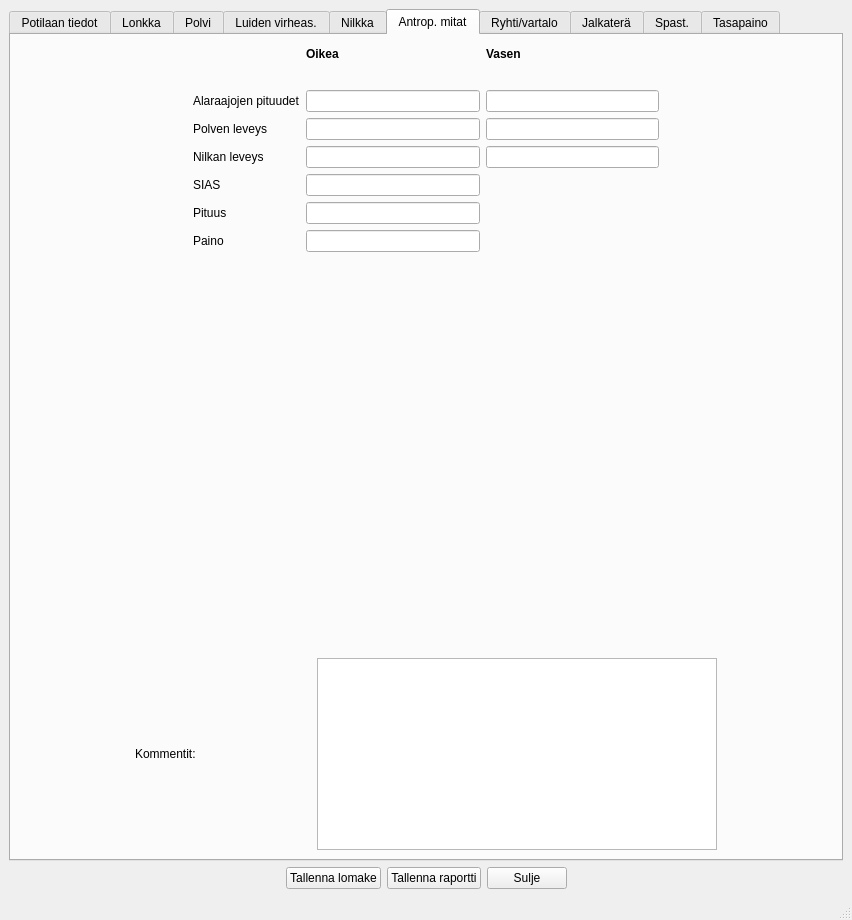
Above: tabbed_design.ui from jjnurminen/liikelaaj before the change. Below: the same form after it.
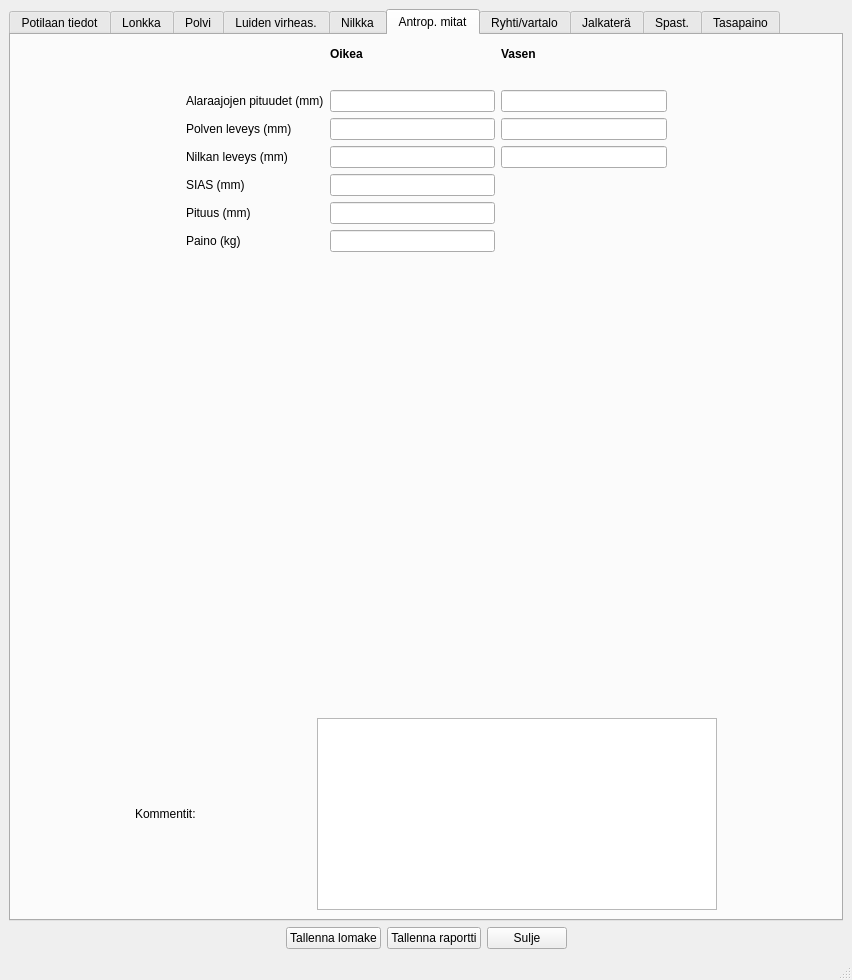
That is the form after the change. The open tabs and pages were chosen to show the change.

Commit message: remove input masks from QtLineEdits

Diff of the .ui file:
```diff
--- a/tabbed_design.ui
+++ b/tabbed_design.ui
@@ -7,7 +7,7 @@
     <x>0</x>
     <y>0</y>
     <width>852</width>
-    <height>920</height>
+    <height>980</height>
    </rect>
   </property>
   <property name="windowTitle">
@@ -6986,7 +6986,7 @@
           <item row="9" column="1">
            <widget class="QLabel" name="label_264">
             <property name="text">
-             <string>Paino</string>
+             <string>Paino (kg)</string>
             </property>
            </widget>
           </item>
@@ -7006,28 +7006,28 @@
           <item row="7" column="1">
            <widget class="QLabel" name="label_265">
             <property name="text">
-             <string>SIAS</string>
+             <string>SIAS (mm)</string>
             </property>
            </widget>
           </item>
           <item row="4" column="1">
            <widget class="QLabel" name="label_267">
             <property name="text">
-             <string>Polven leveys</string>
+             <string>Polven leveys (mm)</string>
             </property>
            </widget>
           </item>
           <item row="8" column="1">
            <widget class="QLabel" name="label_85">
             <property name="text">
-             <string>Pituus</string>
+             <string>Pituus (mm)</string>
             </property>
            </widget>
           </item>
           <item row="3" column="1">
            <widget class="QLabel" name="label_268">
             <property name="text">
-             <string>Alaraajojen pituudet</string>
+             <string>Alaraajojen pituudet (mm)</string>
             </property>
            </widget>
           </item>
@@ -7047,14 +7047,14 @@
           <item row="6" column="1">
            <widget class="QLabel" name="label_262">
             <property name="text">
-             <string>Nilkan leveys</string>
+             <string>Nilkan leveys (mm)</string>
             </property>
            </widget>
           </item>
           <item row="3" column="2">
            <widget class="QLineEdit" name="lnAntropAlaraajaOik">
             <property name="inputMask">
-             <string>9999; </string>
+             <string/>
             </property>
             <property name="text">
              <string/>
@@ -7064,56 +7064,56 @@
           <item row="3" column="3">
            <widget class="QLineEdit" name="lnAntropAlaraajaVas">
             <property name="inputMask">
-             <string>9999; </string>
+             <string/>
             </property>
            </widget>
           </item>
           <item row="4" column="2">
            <widget class="QLineEdit" name="lnAntropPolviOik">
             <property name="inputMask">
-             <string>9999; </string>
+             <string/>
             </property>
            </widget>
           </item>
           <item row="4" column="3">
            <widget class="QLineEdit" name="lnAntropPolviVas">
             <property name="inputMask">
-             <string>9999; </string>
+             <string/>
             </property>
            </widget>
           </item>
           <item row="6" column="2">
            <widget class="QLineEdit" name="lnAntropNilkkaOik">
             <property name="inputMask">
-             <string>9999; </string>
+             <string/>
             </property>
            </widget>
           </item>
           <item row="7" column="2">
            <widget class="QLineEdit" name="lnAntropSIAS">
             <property name="inputMask">
-             <string>9999; </string>
+             <string/>
             </property>
            </widget>
           </item>
           <item row="8" column="2">
            <widget class="QLineEdit" name="lnAntropPituus">
             <property name="inputMask">
-             <string>9999; </string>
+             <string/>
             </property>
            </widget>
           </item>
           <item row="9" column="2">
            <widget class="QLineEdit" name="lnAntropPaino">
             <property name="inputMask">
-             <string>9999; </string>
+             <string/>
             </property>
            </widget>
           </item>
           <item row="6" column="3">
            <widget class="QLineEdit" name="lnAntropNilkkaVas">
             <property name="inputMask">
-             <string>9999; </string>
+             <string/>
             </property>
            </widget>
           </item>
```
Left out of the diff: 210 changed lines with no effect on the pictures.
